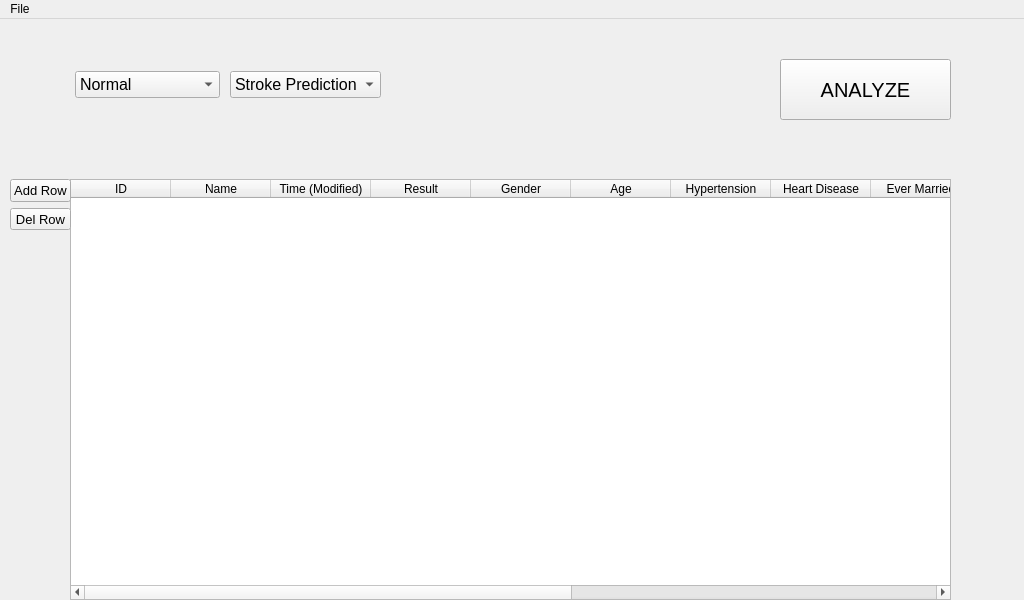
First picture: the form in UI/Normal.ui, repository JARVIS843/Portable-Medical-Console, before the edit.
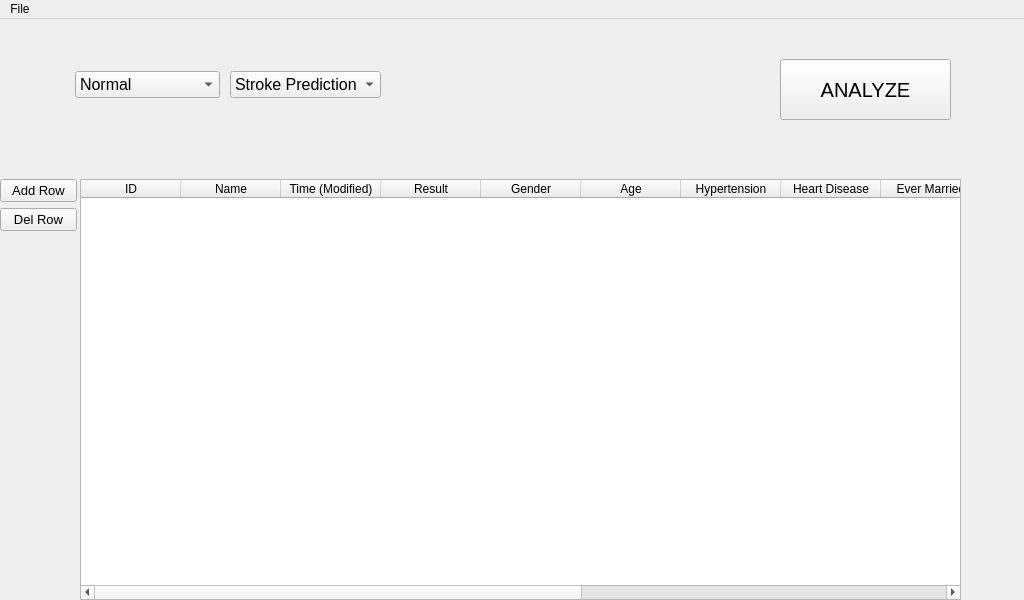
Second picture: the form after the edit.

```diff
--- a/UI/Normal.ui
+++ b/UI/Normal.ui
@@ -50,7 +50,7 @@
    <widget class="QTableWidget" name="Data_Table">
     <property name="geometry">
      <rect>
-      <x>70</x>
+      <x>80</x>
       <y>160</y>
       <width>881</width>
       <height>421</height>
@@ -197,13 +197,13 @@
      </item>
     </layout>
    </widget>
-   <widget class="QWidget" name="">
+   <widget class="QWidget" name="layoutWidget">
     <property name="geometry">
      <rect>
-      <x>10</x>
+      <x>0</x>
       <y>160</y>
-      <width>61</width>
-      <height>51</height>
+      <width>77</width>
+      <height>54</height>
      </rect>
     </property>
     <layout class="QVBoxLayout" name="verticalLayout">
```
